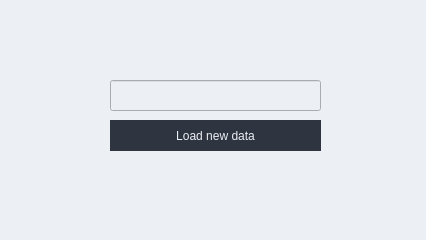
Old version of the form adminpanel.ui in the repository josharaedwards/CS1C-Project-1.
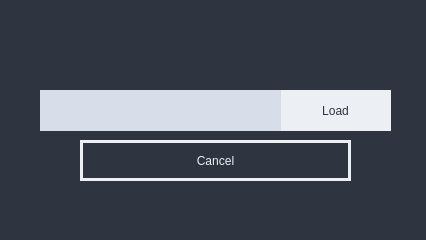
New version of the form.

Diff of the .ui file:
```diff
--- a/adminpanel.ui
+++ b/adminpanel.ui
@@ -26,7 +26,10 @@
    <string>Form</string>
   </property>
   <property name="styleSheet">
-   <string notr="true">background-color: rgb(236, 239, 244);</string>
+   <string notr="true">background-color: rgb(46, 52, 64);
+color: rgb(236, 239, 244);
+font: 87 12pt &quot;Segoe UI Black&quot;;
+</string>
   </property>
   <widget class="QWidget" name="loginPanel" native="true">
    <property name="geometry">
@@ -40,17 +43,20 @@
    <widget class="QLineEdit" name="adminPwdInput">
     <property name="geometry">
      <rect>
-      <x>100</x>
-      <y>50</y>
-      <width>211</width>
-      <height>31</height>
+      <x>70</x>
+      <y>40</y>
+      <width>201</width>
+      <height>41</height>
      </rect>
     </property>
     <property name="toolTip">
      <string>&lt;html&gt;&lt;head/&gt;&lt;body&gt;&lt;p&gt;Enter the administrator's password to modify the data&lt;/p&gt;&lt;/body&gt;&lt;/html&gt;</string>
     </property>
     <property name="styleSheet">
-     <string notr="true">font: 75 12pt &quot;Consolas&quot;;</string>
+     <string notr="true">background-color: rgb(216, 222, 233);
+border: none;
+color: rgb(46, 52, 64);
+font: 12pt &quot;Segoe UI&quot;;</string>
     </property>
     <property name="echoMode">
      <enum>QLineEdit::Password</enum>
@@ -68,18 +74,17 @@
    <widget class="QPushButton" name="loginBtn">
     <property name="geometry">
      <rect>
-      <x>100</x>
+      <x>70</x>
       <y>90</y>
-      <width>211</width>
-      <height>31</height>
+      <width>271</width>
+      <height>41</height>
      </rect>
     </property>
     <property name="styleSheet">
      <string notr="true">QPushButton {
 	border:none;
-	font: 75 12pt &quot;Consolas&quot;;
-	background-color: rgb(46, 52, 64);
-	color: rgb(236, 239, 244);
+	background-color: rgb(236, 239, 244);
+	color: rgb(46, 52, 64);
 }
 
 QPushButton:hover {
@@ -96,18 +101,17 @@
    <widget class="QPushButton" name="clearBtn">
     <property name="geometry">
      <rect>
-      <x>100</x>
-      <y>130</y>
-      <width>211</width>
-      <height>31</height>
+      <x>270</x>
+      <y>40</y>
+      <width>71</width>
+      <height>41</height>
      </rect>
     </property>
     <property name="styleSheet">
      <string notr="true">QPushButton {
 	border:none;
-	font: 75 12pt &quot;Consolas&quot;;
-	background-color: rgb(46, 52, 64);
-	color: rgb(236, 239, 244);
+	background-color: rgb(236, 239, 244);
+	color: rgb(46, 52, 64);
 }
 
 QPushButton:hover {
@@ -121,27 +125,33 @@
      <string>Clear</string>
     </property>
    </widget>
-   <widget class="QLabel" name="adminTooltip">
+   <widget class="QPushButton" name="cancelBtnA">
     <property name="geometry">
      <rect>
-      <x>120</x>
-      <y>170</y>
-      <width>171</width>
-      <height>20</height>
+      <x>70</x>
+      <y>140</y>
+      <width>271</width>
+      <height>41</height>
      </rect>
     </property>
     <property name="toolTip">
      <string>Administrator permission is required to upload and modify the data.</string>
     </property>
     <property name="styleSheet">
-     <string notr="true">color: rgb(46, 52, 64);
-font: 75 10pt &quot;Consolas&quot;;</string>
+     <string notr="true">QPushButton {
+	background-color: rgb(46, 52, 64);
+	border: 3px solid rgb(236, 239, 244);
+	color: rgb(236, 239, 244);
+}
+
+QPushButton:hover {
+	border:none;
+	background-color: rgb(236, 239, 244);
+	color: rgb(46, 52, 64);
+}</string>
     </property>
     <property name="text">
-     <string>What's this?</string>
-    </property>
-    <property name="alignment">
-     <set>Qt::AlignCenter</set>
+     <string>Cancel</string>
     </property>
    </widget>
   </widget>
@@ -154,21 +164,23 @@
      <height>221</height>
     </rect>
    </property>
+   <property name="styleSheet">
+    <string notr="true"/>
+   </property>
    <widget class="QPushButton" name="loadBtn">
     <property name="geometry">
      <rect>
-      <x>100</x>
-      <y>110</y>
-      <width>211</width>
-      <height>31</height>
+      <x>270</x>
+      <y>80</y>
+      <width>111</width>
+      <height>41</height>
      </rect>
     </property>
     <property name="styleSheet">
      <string notr="true">QPushButton {
 	border:none;
-	font: 75 12pt &quot;Consolas&quot;;
-	background-color: rgb(46, 52, 64);
-	color: rgb(236, 239, 244);
+	background-color: rgb(236, 239, 244);
+	color: rgb(46, 52, 64);
 }
 
 QPushButton:hover {
@@ -179,23 +191,26 @@
 }</string>
     </property>
     <property name="text">
-     <string>Load new data</string>
+     <string>Load</string>
     </property>
    </widget>
    <widget class="QLineEdit" name="fileNameInput">
     <property name="geometry">
      <rect>
-      <x>100</x>
-      <y>70</y>
-      <width>211</width>
-      <height>31</height>
+      <x>30</x>
+      <y>80</y>
+      <width>241</width>
+      <height>41</height>
      </rect>
     </property>
     <property name="toolTip">
      <string>&lt;html&gt;&lt;head/&gt;&lt;body&gt;&lt;p&gt;Enter the administrator's password to modify the data&lt;/p&gt;&lt;/body&gt;&lt;/html&gt;</string>
     </property>
     <property name="styleSheet">
-     <string notr="true">font: 75 12pt &quot;Consolas&quot;;</string>
+     <string notr="true">background-color: rgb(216, 222, 233);
+border: none;
+color: rgb(46, 52, 64);
+font: 12pt &quot;Segoe UI&quot;;</string>
     </property>
     <property name="echoMode">
      <enum>QLineEdit::Normal</enum>
@@ -213,6 +228,32 @@
      <bool>false</bool>
     </property>
    </widget>
+   <widget class="QPushButton" name="cancelBtnB">
+    <property name="geometry">
+     <rect>
+      <x>70</x>
+      <y>130</y>
+      <width>271</width>
+      <height>41</height>
+     </rect>
+    </property>
+    <property name="styleSheet">
+     <string notr="true">QPushButton {
+	background-color: rgb(46, 52, 64);
+	border: 3px solid rgb(236, 239, 244);
+	color: rgb(236, 239, 244);
+}
+
+QPushButton:hover {
+	border:none;
+	background-color: rgb(236, 239, 244);
+	color: rgb(46, 52, 64);
+}</string>
+    </property>
+    <property name="text">
+     <string>Cancel</string>
+    </property>
+   </widget>
   </widget>
  </widget>
  <resources/>
```
Left out of the diff: 64 changed lines with no effect on the pictures.
